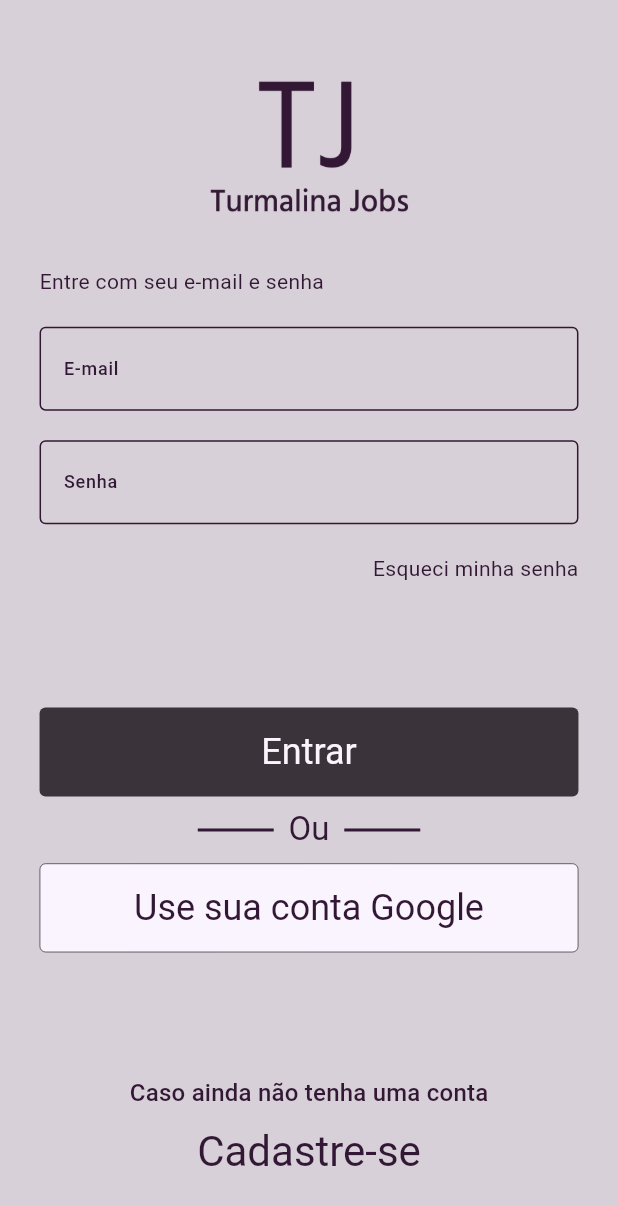
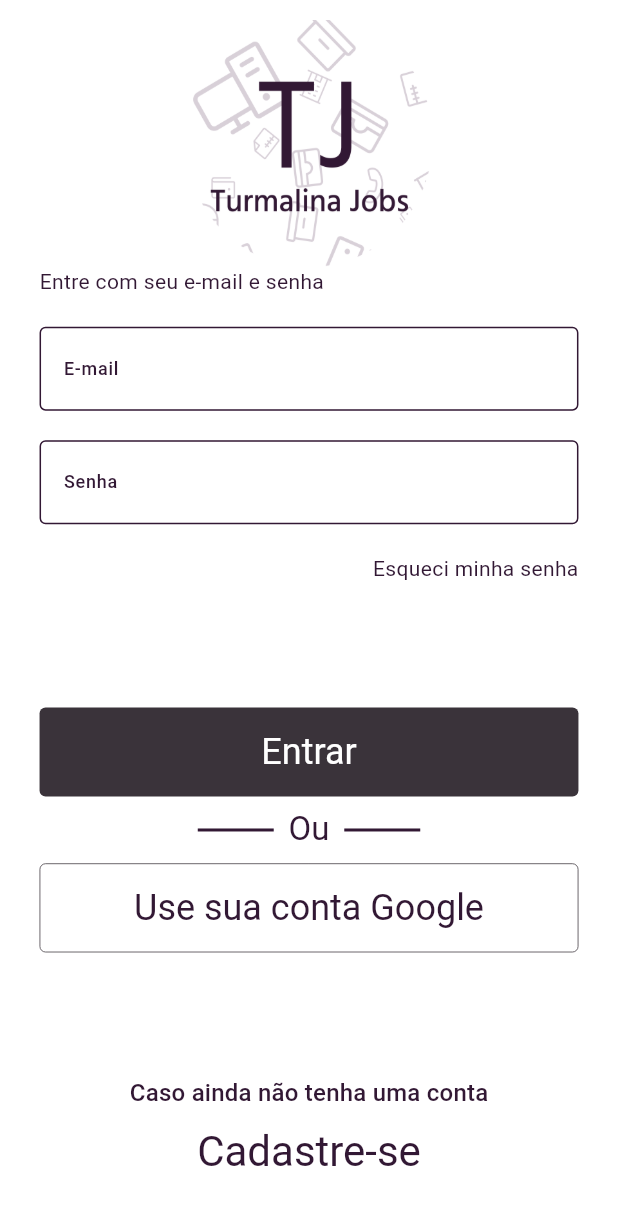
Before and after one commit to JrSEngineer/turmalina_jobs, a Flutter app: the screen it shows after launch, on a phone screen of 412 x 824 dp. Shown: the top 1205 px of the screen. Run offline on Flutter 3.47's test engine with Material 3 defaults, Android fonts, the phone set to English and light mode, and no system bars; our stand-ins replace cloud_firestore, firebase_auth, firebase_core, flutter_mobx, flutter_modular, mask_text_input_formatter and 1 more; accounts and stored records are empty; generated files the repository leaves out were written again.

Commit message:
Adjusting layout details.

```diff
--- a/lib/src/shared/themes/light_theme.dart
+++ b/lib/src/shared/themes/light_theme.dart
@@ -4,12 +4,12 @@ final lightTheme = ThemeData(
   colorScheme: ColorScheme(
     brightness: Brightness.light,
     primary: const Color(0xFF321834),
-    onPrimary: const Color(0xFFFAF4FF),
+    onPrimary: const Color(0xFFFFFFFF),
     secondary: const Color(0xFF3A333A),
     onSecondary: const Color(0xFF321834),
     error: Colors.red.shade900,
-    onError: const Color(0xFFFAF4FF),
-    background: const Color(0xFFFAF4FF),
+    onError: const Color(0xFFFFFFFF),
+    background: const Color(0xFFFFFFFF),
     onBackground: const Color(0xFF321834),
     surface: const Color(0xffD8D0D8),
     onSurface: const Color(0xFF321834),
--- a/lib/src/shared/widgets/app_container.dart
+++ b/lib/src/shared/widgets/app_container.dart
@@ -2,9 +2,10 @@
 import 'package:flutter/material.dart';
 
 class AppContainer extends StatelessWidget {
-  const AppContainer({Key? key, required this.child}) : super(key: key);
+  const AppContainer({Key? key, required this.child, this.color}) : super(key: key);
 
   final Widget child;
+  final Color? color;
 
   @override
   Widget build(BuildContext context) {
@@ -14,9 +15,10 @@ class AppContainer extends StatelessWidget {
     final verticalPadding = height * 0.016;
     final horizontalPadding = width * 0.064;
 
-    return Scaffold(
-      body: SafeArea(
-        child: Container(
+    return SafeArea(
+      child: Scaffold(
+        backgroundColor: color ?? Theme.of(context).colorScheme.onPrimary,
+        body: Container(
           height: height,
           width: width,
           padding: EdgeInsets.symmetric(
--- a/lib/src/shared/widgets/general_header_widget/general_header_widget.dart
+++ b/lib/src/shared/widgets/general_header_widget/general_header_widget.dart
@@ -8,6 +8,7 @@ class GeneralHeaderWidget extends StatelessWidget {
     this.widgetBorderColor,
     this.widgetBorderRadius,
     this.internalPadding,
+    this.icon,
     this.image,
     this.title,
     this.subTitle,
@@ -18,6 +19,7 @@ class GeneralHeaderWidget extends StatelessWidget {
   final Color? widgetBorderColor;
   final double? widgetBorderRadius;
   final double? internalPadding;
+  final Widget? icon;
   final Widget? image;
   final Widget? title;
   final Widget? subTitle;
@@ -32,9 +34,10 @@ class GeneralHeaderWidget extends StatelessWidget {
             : null,
         borderRadius: BorderRadius.circular(widgetBorderRadius ?? 4),
       ),
-      padding: EdgeInsets.symmetric(vertical: internalPadding ?? 4, horizontal: (internalPadding ?? 4) * 2),
+      padding: EdgeInsets.all(internalPadding ?? 0),
       child: Row(
         children: [
+          if (icon != null) icon!,
           if (image != null) image!,
           Expanded(
             child: Column(
```
